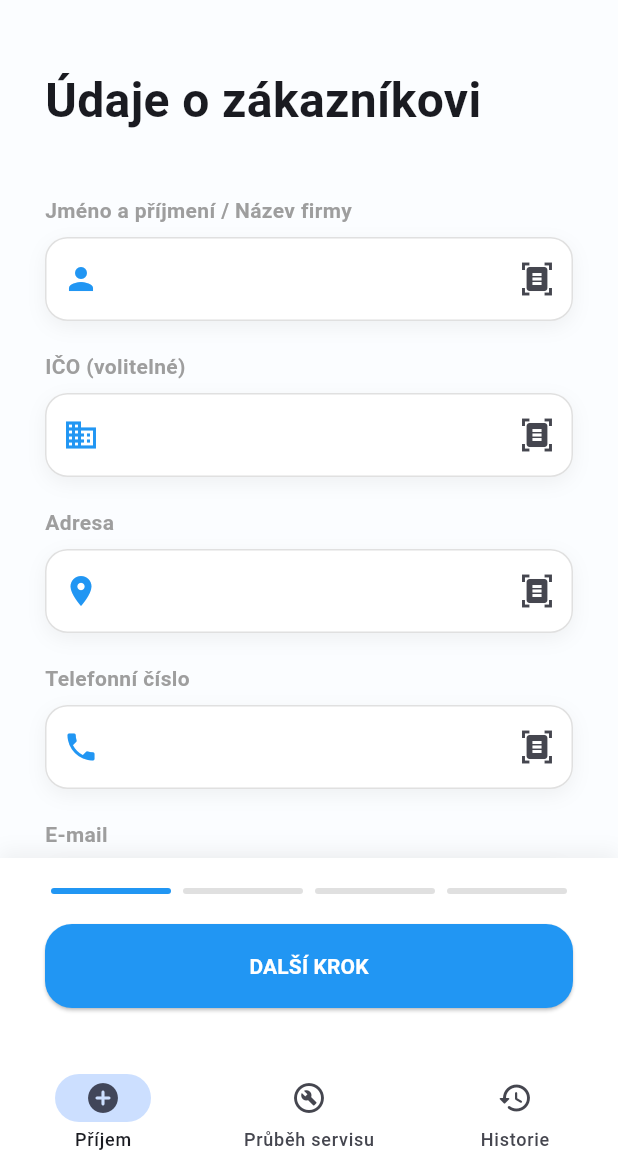
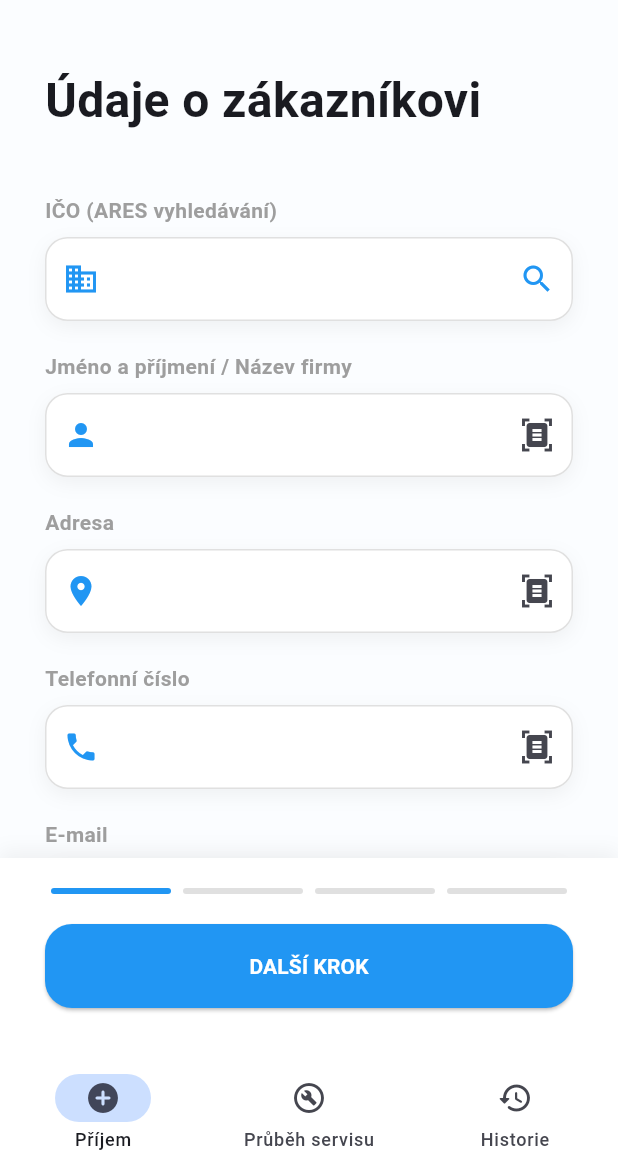
Before and after one commit to JanSvihalek/VisTo, a Flutter app: the screen it shows once a user with an empty profile is signed in, on a phone screen of 412 x 824 dp, the part 63-1236 px from its top. Run offline on Flutter 3.47's test engine with Material 3 defaults, Android fonts, the phone set to English and light mode, and no system bars; our stand-ins replace cloud_firestore, firebase_auth, firebase_core, firebase_storage, image_picker, pdf and 1 more; missing offline and left inert: dart:html, google_mlkit_text_recognition; accounts and stored records are empty.

Commit message:
Verze 2.2.0

```diff
--- a/lib/main.dart
+++ b/lib/main.dart
@@ -5,6 +5,10 @@ import 'package:google_mlkit_text_recognition/google_mlkit_text_recognition.dart
 import 'dart:io'; // Pro práci se soubory na mobilu (File)
 import 'package:intl/intl.dart'; // Pro formátování data
 import 'dart:html' as html; // Pro stahování/otevírání fotek na webu
+
+// --- NOVÉ: KNIHOVNY PRO ARES ---
+import 'package:http/http.dart' as http;
+import 'dart:convert';
 
 // --- KNIHOVNY PRO PDF EXPORT ---
 import 'package:pdf/pdf.dart';
@@ -380,8 +384,9 @@ class MainWizardPage extends StatefulWidget {
 class _MainWizardPageState extends State<MainWizardPage> {
   final PageController _pageController = PageController();
   int _currentPage = 0;
-  final int _totalPages = 4; // Zvýšeno na 4 (přidán zákazník)
+  final int _totalPages = 4;
   bool _isUploading = false;
+  bool _isLoadingAres = false; // NOVÉ: Stav načítání ARES
 
   // --- Zákazník ---
   final _jmenoController = TextEditingController();
@@ -419,10 +424,48 @@ class _MainWizardPageState extends State<MainWizardPage> {
   final _pneuLZController = TextEditingController();
   final _pneuPZController = TextEditingController();
 
+  // --- NOVÉ: Funkce pro načtení dat z ARES ---
+  Future<void> _fetchAresData() async {
+    final ico = _icoController.text.trim();
+    if (ico.isEmpty || ico.length != 8) {
+      ScaffoldMessenger.of(context).showSnackBar(
+        const SnackBar(content: Text('Zadejte platné 8místné IČO.'), backgroundColor: Colors.orange),
+      );
+      return;
+    }
+
+    setState(() => _isLoadingAres = true);
+
+    try {
+      final response = await http.get(Uri.parse('https://ares.gov.cz/ekonomicke-subjekty-v-be/rest/ekonomicke-subjekty/$ico'));
+      if (response.statusCode == 200) {
+        final data = json.decode(utf8.decode(response.bodyBytes));
+        setState(() {
+          _jmenoController.text = data['obchodniJmeno'] ?? '';
+          final sidlo = data['sidlo'] ?? {};
+          final ulice = sidlo['textovaAdresa'] ?? '';
+          _adresaController.text = ulice;
+        });
+        ScaffoldMessenger.of(context).showSnackBar(
+          const SnackBar(content: Text('Údaje z ARES byly úspěšně načteny.'), backgroundColor: Colors.green),
+        );
+      } else {
+        ScaffoldMessenger.of(context).showSnackBar(
+          const SnackBar(content: Text('Zadané IČO nebylo v registru ARES nalezeno.'), backgroundColor: Colors.red),
+        );
+      }
+    } catch (e) {
+      ScaffoldMessenger.of(context).showSnackBar(
+        SnackBar(content: Text('Chyba při komunikaci s ARES: $e'), backgroundColor: Colors.red),
+      );
+    } finally {
+      setState(() => _isLoadingAres = false);
+    }
+  }
+
   void _moveNext() {
     FocusScope.of(context).unfocus();
 
-    // Validace Kroku 2 (Vozidlo)
     if (_currentPage == 1) {
       if (_zakazkaController.text.trim().isEmpty ||
           _spzController.text.trim().isEmpty) {
@@ -517,7 +560,6 @@ class _MainWizardPageState extends State<MainWizardPage> {
       'cislo_zakazky': zakazkaId,
       'spz': _spzController.text.trim(),
       'vin': _vinController.text.trim(),
-      // NOVÉ: Zákazník
       'zakaznik': {
         'jmeno': _jmenoController.text.trim(),
         'ico': _icoController.text.trim(),
@@ -675,8 +717,8 @@ class _MainWizardPageState extends State<MainWizardPage> {
                 onPageChanged: (idx) => setState(() => _currentPage = idx),
                 physics: const NeverScrollableScrollPhysics(),
                 children: [
-                  _buildZakaznikStep(isDark), // Nový krok 1
-                  _buildVozidloStep(isDark),  // Bývalý InfoStep
+                  _buildZakaznikStep(isDark),
+                  _buildVozidloStep(isDark),
                   _buildPhotoStep(isDark),
                   _buildCheckStep(isDark),
                 ],
@@ -712,7 +754,7 @@ class _MainWizardPageState extends State<MainWizardPage> {
     );
   }
 
-  // --- NOVÉ: 1. Krok (Zákazník) ---
+  // --- UPRAVENO: 1. Krok (Zákazník s ARES) ---
   Widget _buildZakaznikStep(bool isDark) => SingleChildScrollView(
         padding: const EdgeInsets.all(30),
         child: Column(
@@ -723,19 +765,77 @@ class _MainWizardPageState extends State<MainWizardPage> {
               style: TextStyle(fontSize: 32, fontWeight: FontWeight.bold),
             ),
             const SizedBox(height: 40),
+
+            // Speciální IČO pole s ARES lupou
+            Column(
+              crossAxisAlignment: CrossAxisAlignment.start,
+              children: [
+                const Text(
+                  'IČO (ARES vyhledávání)',
+                  style: TextStyle(fontWeight: FontWeight.bold, color: Colors.grey),
+                ),
+                const SizedBox(height: 8),
+                Container(
+                  decoration: BoxDecoration(
+                    boxShadow: [
+                      if (!isDark)
+                        BoxShadow(
+                          color: Colors.black.withOpacity(0.05),
+                          blurRadius: 10,
+                          offset: const Offset(0, 4),
+                        ),
+                    ],
+                    borderRadius: BorderRadius.circular(15),
+                  ),
+                  child: TextField(
+                    controller: _icoController,
+                    keyboardType: TextInputType.number,
+                    decoration: InputDecoration(
+                      prefixIcon: const Icon(Icons.business, color: Colors.blue),
+                      suffixIcon: _isLoadingAres
+                          ? const Padding(
+                              padding: EdgeInsets.all(12.0),
+                              child: SizedBox(
+                                width: 20,
+                                height: 20,
+                                child: CircularProgressIndicator(strokeWidth: 2),
+                              ),
+                            )
+                          : IconButton(
+                              icon: const Icon(Icons.search, color: Colors.blue),
+                              onPressed: _fetchAresData,
+                              tooltip: 'Hledat v ARES',
+                            ),
+                      filled: true,
+                      fillColor: isDark ? const Color(0xFF1E1E1E) : Colors.white,
+                      enabledBorder: OutlineInputBorder(
+                        borderRadius: BorderRadius.circular(15),
+                        borderSide: BorderSide(
+                            color: isDark ? Colors.grey[800]! : Colors.grey[300]!,
+                            width: 1),
+                      ),
+                      focusedBorder: OutlineInputBorder(
+                        borderRadius: BorderRadius.circular(15),
+                        borderSide: const BorderSide(color: Colors.blue, width: 2),
+                      ),
+                      border: OutlineInputBorder(
+                        borderRadius: BorderRadius.circular(15),
+                        borderSide: BorderSide(
+                            color: isDark ? Colors.grey[800]! : Colors.grey[300]!,
+                            width: 1),
+                      ),
+                    ),
+                  ),
+                ),
+              ],
+            ),
+
+            const SizedBox(height: 20),
             _buildInput(
               'Jméno a příjmení / Název firmy',
               Icons.person,
               _jmenoController,
               isDark,
-            ),
-            const SizedBox(height: 20),
-            _buildInput(
-              'IČO (volitelné)',
-              Icons.business,
-              _icoController,
-              isDark,
-              numbersOnly: true,
             ),
             const SizedBox(height: 20),
             _buildInput(
@@ -763,7 +863,6 @@ class _MainWizardPageState extends State<MainWizardPage> {
         ),
       );
 
-  // --- UPRAVENO: 2. Krok (Vozidlo) ---
   Widget _buildVozidloStep(bool isDark) => SingleChildScrollView(
         padding: const EdgeInsets.all(30),
         child: Column(
@@ -2096,7 +2195,7 @@ class _AddWorkSheetState extends State<_AddWorkSheet> {
 }
 
 // ==============================================================================
-// STRÁNKA HISTORIE ZAKÁZEK (DETAIL KE ČTENÍ A TISK PDF)
+// STRÁNKA HISTORIE ZAKÁZEK
 // ==============================================================================
 
 class HistoryPage extends StatefulWidget {
@@ -2137,14 +2236,6 @@ class _HistoryPageState extends State<HistoryPage> {
               const SizedBox(height: 15),
               Container(
                 decoration: BoxDecoration(
-                  boxShadow: [
-                    if (!isDark)
-                      BoxShadow(
-                        color: Colors.black.withOpacity(0.05),
-                        blurRadius: 10,
-                        offset: const Offset(0, 4),
-                      ),
-                  ],
                   borderRadius: BorderRadius.circular(15),
                 ),
                 child: TextField(
@@ -2279,7 +2370,7 @@ class _HistoryPageState extends State<HistoryPage> {
     bool isDark,
   ) {
     final stav = data['stav_vozidla'] as Map<String, dynamic>? ?? {};
-    final zakaznik = data['zakaznik'] as Map<String, dynamic>? ?? {}; // NOVÉ
+    final zakaznik = data['zakaznik'] as Map<String, dynamic>? ?? {};
     final rawUrls = data['fotografie_urls'];
     final Map<String, dynamic> imageUrlsByCategoryRaw = {};
 
@@ -2382,7 +2473,6 @@ class _HistoryPageState extends State<HistoryPage> {
 
             const Divider(height: 40),
 
-            // --- NOVÉ: Zákazník ---
             if (zakaznik.isNotEmpty && (zakaznik['jmeno']?.toString().isNotEmpty == true || zakaznik['ico']?.toString().isNotEmpty == true)) ...[
               const Text(
                 'Zákazník:',
@@ -2695,7 +2785,6 @@ class _HistoryPageState extends State<HistoryPage> {
             ),
             pw.SizedBox(height: 20),
 
-            // --- ZÁKAZNÍK (PDF) ---
             if (zakaznik.isNotEmpty && (zakaznik['jmeno']?.toString().isNotEmpty == true || zakaznik['ico']?.toString().isNotEmpty == true)) ...[
               pw.Container(
                 padding: const pw.EdgeInsets.all(15),
--- a/pubspec.yaml
+++ b/pubspec.yaml
@@ -43,6 +43,7 @@ dependencies:
   pdf: ^3.12.0
   printing: ^5.14.3
   firebase_auth: ^6.3.0
+  http: ^1.6.0
 
 dev_dependencies:
   flutter_test:
```
Also changed, not shown: pubspec.lock, 1 other file.
